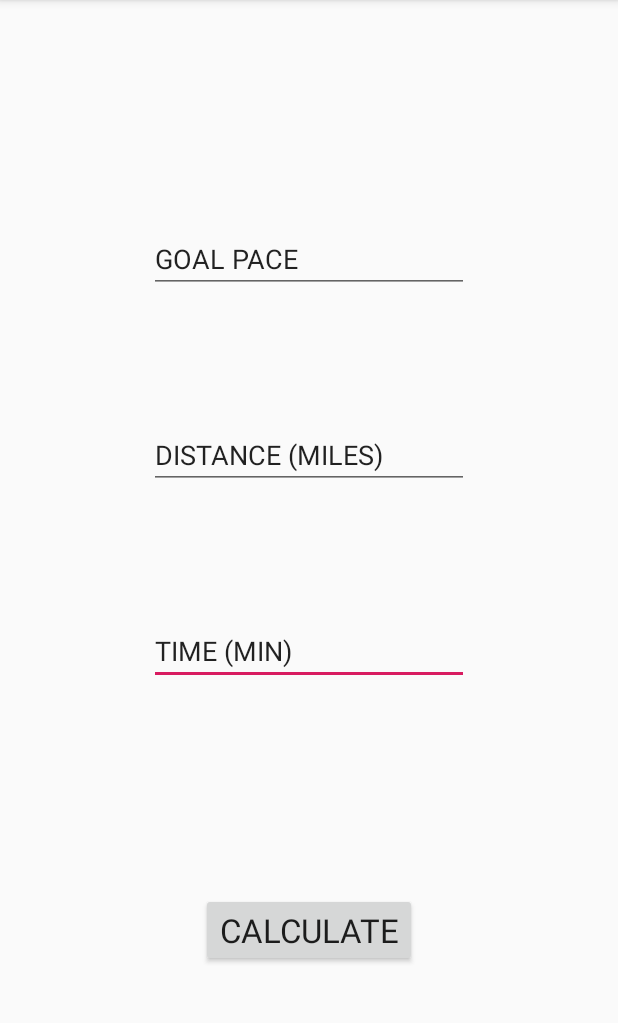
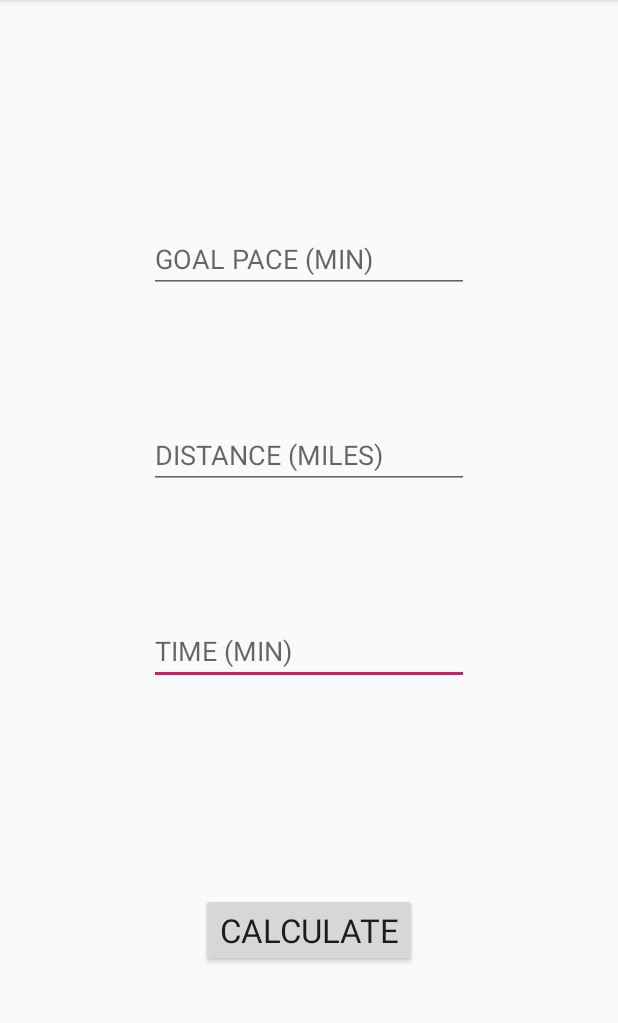
Before and after one commit to jao829/New_Final_Project, an Android app: the CalculateActivity screen opened directly, with no data from a screen before it, on a phone screen of 412 x 824 dp, the part 84-1107 px from its top. Run offline under Robolectric (Android 15) with nearby library versions, the phone set to English and light mode, and no system bars.

Commit message:
layout updated again

```diff
--- a/app/src/main/res/layout/activity_calculate.xml
+++ b/app/src/main/res/layout/activity_calculate.xml
@@ -18,7 +18,6 @@
         android:ems="10"
         android:hint="TIME (MIN)"
         android:inputType="time"
-        android:text="TIME (MIN)"
         app:layout_constraintEnd_toEndOf="parent"
         app:layout_constraintStart_toStartOf="parent"
         app:layout_constraintTop_toBottomOf="@+id/distance"
@@ -37,7 +36,6 @@
         android:ems="10"
         android:hint="DISTANCE (MILES)"
         android:inputType="numberDecimal"
-        android:text="DISTANCE (MILES)"
         android:visibility="visible"
         app:layout_constraintEnd_toEndOf="parent"
         app:layout_constraintStart_toStartOf="parent"
@@ -77,7 +75,6 @@
         android:ems="10"
         android:hint="GOAL PACE (MIN)"
         android:inputType="time"
-        android:text="GOAL PACE"
         app:layout_constraintBottom_toTopOf="@+id/distance"
         app:layout_constraintEnd_toEndOf="parent"
         app:layout_constraintStart_toStartOf="parent"
```
